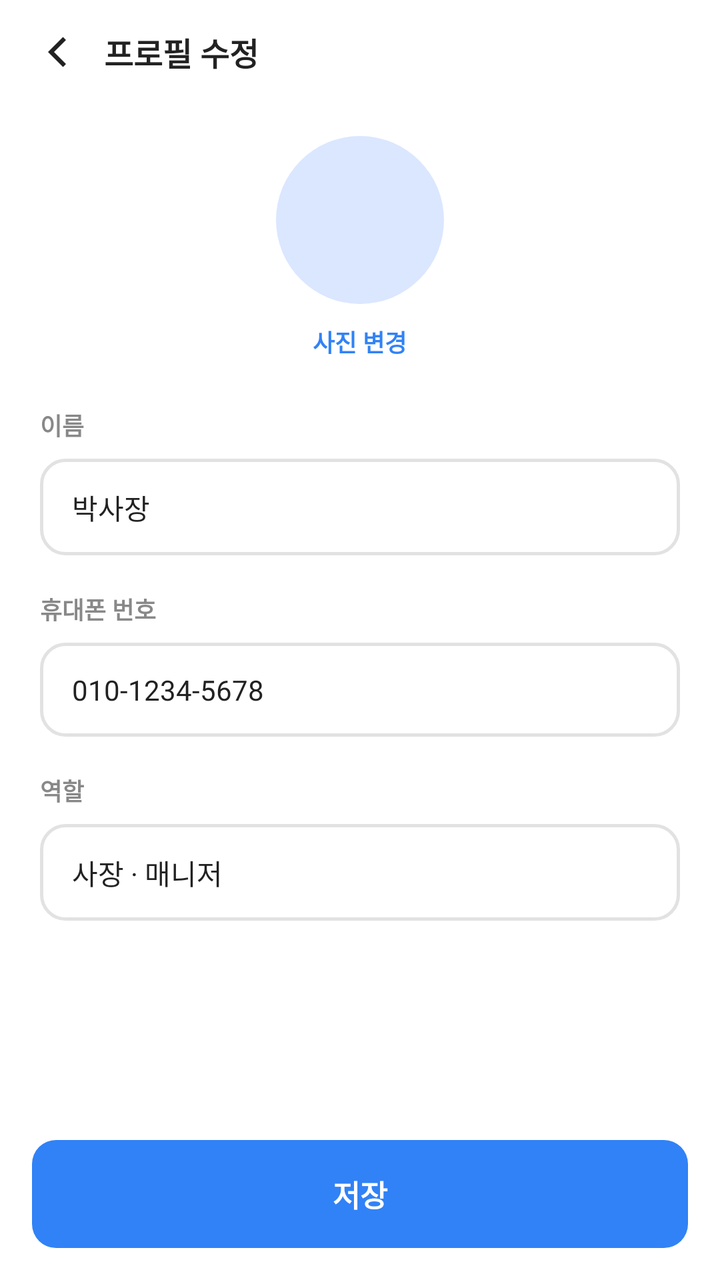
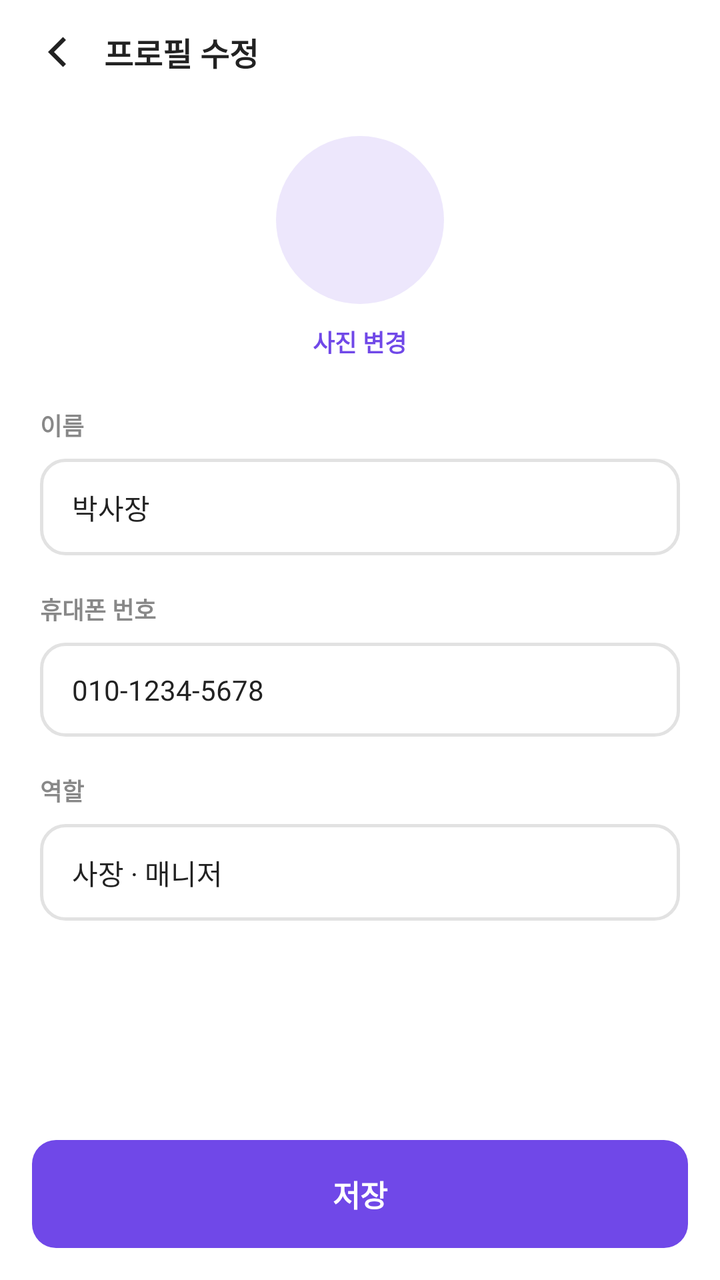

Two renders of the same Android screen: before a commit and after it. Below are the layout's source before the change and the commit's diff.
<!-- AndroidManifest.xml: application theme Theme.PTManagerEmployer -->
<!-- res/layout/activity_profile_edit.xml -->
<?xml version="1.0" encoding="utf-8"?>
<LinearLayout xmlns:android="http://schemas.android.com/apk/res/android"
    android:id="@+id/profile_root"
    android:layout_width="match_parent"
    android:layout_height="match_parent"
    android:orientation="vertical"
    android:background="@color/white">

    <LinearLayout
        android:layout_width="match_parent"
        android:layout_height="wrap_content"
        android:orientation="horizontal"
        android:gravity="center_vertical"
        android:paddingHorizontal="8dp"
        android:paddingVertical="6dp">

        <ImageView
            android:id="@+id/btn_back"
            android:layout_width="40dp"
            android:layout_height="40dp"
            android:padding="8dp"
            android:src="@drawable/ic_back"
            android:background="?attr/selectableItemBackgroundBorderless"
            android:contentDescription="뒤로" />

        <TextView
            android:layout_width="wrap_content"
            android:layout_height="wrap_content"
            android:layout_marginStart="4dp"
            android:text="프로필 수정"
            android:textColor="@color/text_primary"
            android:textSize="16sp"
            android:textStyle="bold" />
    </LinearLayout>

    <ScrollView
        android:layout_width="match_parent"
        android:layout_height="0dp"
        android:layout_weight="1">

        <LinearLayout
            android:layout_width="match_parent"
            android:layout_height="wrap_content"
            android:orientation="vertical"
            android:paddingHorizontal="20dp"
            android:paddingTop="16dp"
            android:gravity="center_horizontal">

            <View
                android:layout_width="84dp"
                android:layout_height="84dp"
                android:background="@drawable/bg_circle_blue" />

            <TextView
                android:layout_width="wrap_content"
                android:layout_height="wrap_content"
                android:layout_marginTop="10dp"
                android:text="사진 변경"
                android:textColor="@color/brand_blue"
                android:textSize="12sp"
                android:textStyle="bold" />

            <TextView
                android:layout_width="match_parent"
                android:layout_height="wrap_content"
                android:layout_marginTop="24dp"
                android:text="이름"
                android:textColor="@color/text_secondary"
                android:textSize="12sp"
                android:textStyle="bold" />

            <EditText
                android:layout_width="match_parent"
                android:layout_height="wrap_content"
                android:layout_marginTop="8dp"
                android:background="@drawable/bg_input"
                android:text="박사장"
                android:textColor="@color/text_primary"
                android:textSize="14sp"
                android:inputType="text"
                android:paddingHorizontal="16dp"
                android:paddingVertical="14dp" />

            <TextView
                android:layout_width="match_parent"
                android:layout_height="wrap_content"
                android:layout_marginTop="18dp"
                android:text="휴대폰 번호"
                android:textColor="@color/text_secondary"
                android:textSize="12sp"
                android:textStyle="bold" />

            <EditText
                android:layout_width="match_parent"
                android:layout_height="wrap_content"
                android:layout_marginTop="8dp"
                android:background="@drawable/bg_input"
                android:text="010-1234-5678"
                android:textColor="@color/text_primary"
                android:textSize="14sp"
                android:inputType="phone"
                android:paddingHorizontal="16dp"
                android:paddingVertical="14dp" />

            <TextView
                android:layout_width="match_parent"
                android:layout_height="wrap_content"
                android:layout_marginTop="18dp"
                android:text="역할"
                android:textColor="@color/text_secondary"
                android:textSize="12sp"
                android:textStyle="bold" />

            <EditText
                android:layout_width="match_parent"
                android:layout_height="wrap_content"
                android:layout_marginTop="8dp"
                android:background="@drawable/bg_input"
                android:text="사장 · 매니저"
                android:textColor="@color/text_primary"
                android:textSize="14sp"
                android:inputType="text"
                android:paddingHorizontal="16dp"
                android:paddingVertical="14dp" />
        </LinearLayout>
    </ScrollView>

    <TextView
        android:id="@+id/btn_save"
        android:layout_width="match_parent"
        android:layout_height="wrap_content"
        android:layout_margin="16dp"
        android:background="@drawable/bg_btn_primary"
        android:text="저장"
        android:textColor="@color/white"
        android:textSize="15sp"
        android:textStyle="bold"
        android:gravity="center"
        android:paddingVertical="16dp"
        android:foreground="?attr/selectableItemBackground" />
</LinearLayout>
<!-- resources referenced by this layout -->
<resources>
  <color name="brand_blue">#3182F6</color>
  <color name="text_primary">#222222</color>
  <color name="text_secondary">#888888</color>
  <color name="white">#FFFFFFFF</color>
  <!-- drawable bg_btn_primary (drawable) -->
  <?xml version="1.0" encoding="utf-8"?>
  <shape xmlns:android="http://schemas.android.com/apk/res/android" android:shape="rectangle">
      <solid android:color="@color/brand_blue" />
      <corners android:radius="12dp" />
  </shape>
  <!-- drawable bg_circle_blue (drawable) -->
  <?xml version="1.0" encoding="utf-8"?>
  <shape xmlns:android="http://schemas.android.com/apk/res/android" android:shape="oval">
      <solid android:color="@color/brand_blue_chip" />
  </shape>
  <!-- drawable bg_input (drawable) -->
  <?xml version="1.0" encoding="utf-8"?>
  <shape xmlns:android="http://schemas.android.com/apk/res/android" android:shape="rectangle">
      <solid android:color="@color/white" />
      <corners android:radius="12dp" />
      <stroke android:width="1.5dp" android:color="@color/input_border" />
  </shape>
  <!-- drawable ic_back (drawable) -->
  <vector xmlns:android="http://schemas.android.com/apk/res/android"
      android:width="24dp" android:height="24dp"
      android:viewportWidth="24" android:viewportHeight="24">
      <path android:fillColor="#222222"
          android:pathData="M15.5,4.5l-7.5,7.5l7.5,7.5l1.5,-1.5l-6,-6l6,-6z" />
  </vector>
  <style name="Theme.PTManagerEmployer" parent="Base.Theme.PTManagerEmployer" />
  <color name="brand_blue_chip">#DBE7FF</color>
  <color name="input_border">#E2E2E2</color>
  <style name="Base.Theme.PTManagerEmployer" parent="Theme.Material3.Light.NoActionBar">
          <item name="colorPrimary">@color/brand_blue</item>
          <item name="colorOnPrimary">@color/white</item>
          <item name="colorSurface">@color/white</item>
          <item name="colorOnSurface">@color/text_primary</item>
          <item name="android:colorBackground">@color/white</item>
          <item name="android:statusBarColor">@color/white</item>
          <item name="android:navigationBarColor">@color/white</item>
          <item name="android:windowLightStatusBar">true</item>
          <item name="android:windowLightNavigationBar" tools:targetApi="o_mr1">true</item>
      </style>
</resources>

<!-- the commit's change to res/layout/activity_profile_edit.xml (unified diff, before → after) -->
@@ -56,7 +56,7 @@
                 android:layout_height="wrap_content"
                 android:layout_marginTop="10dp"
                 android:text="사진 변경"
-                android:textColor="@color/brand_blue"
+                android:textColor="@color/brand"
                 android:textSize="12sp"
                 android:textStyle="bold" />
 
<!-- resource entries referenced after the edit -->
@@ -1,19 +1,19 @@
 <!-- resources referenced by this layout -->
 <resources>
-  <color name="brand_blue">#3182F6</color>
+  <color name="brand">#7048E8</color>
   <color name="text_primary">#222222</color>
   <color name="text_secondary">#888888</color>
   <color name="white">#FFFFFFFF</color>
   <!-- drawable bg_btn_primary (drawable) -->
   <?xml version="1.0" encoding="utf-8"?>
   <shape xmlns:android="http://schemas.android.com/apk/res/android" android:shape="rectangle">
-      <solid android:color="@color/brand_blue" />
+      <solid android:color="@color/brand" />
       <corners android:radius="12dp" />
   </shape>
   <!-- drawable bg_circle_blue (drawable) -->
   <?xml version="1.0" encoding="utf-8"?>
   <shape xmlns:android="http://schemas.android.com/apk/res/android" android:shape="oval">
-      <solid android:color="@color/brand_blue_chip" />
+      <solid android:color="@color/brand_chip" />
   </shape>
   <!-- drawable bg_input (drawable) -->
   <?xml version="1.0" encoding="utf-8"?>
@@ -30,10 +30,10 @@
           android:pathData="M15.5,4.5l-7.5,7.5l7.5,7.5l1.5,-1.5l-6,-6l6,-6z" />
   </vector>
   <style name="Theme.PTManagerEmployer" parent="Base.Theme.PTManagerEmployer" />
-  <color name="brand_blue_chip">#DBE7FF</color>
+  <color name="brand_chip">#EDE7FC</color>
   <color name="input_border">#E2E2E2</color>
   <style name="Base.Theme.PTManagerEmployer" parent="Theme.Material3.Light.NoActionBar">
-          <item name="colorPrimary">@color/brand_blue</item>
+          <item name="colorPrimary">@color/brand</item>
           <item name="colorOnPrimary">@color/white</item>
           <item name="colorSurface">@color/white</item>
           <item name="colorOnSurface">@color/text_primary</item>
